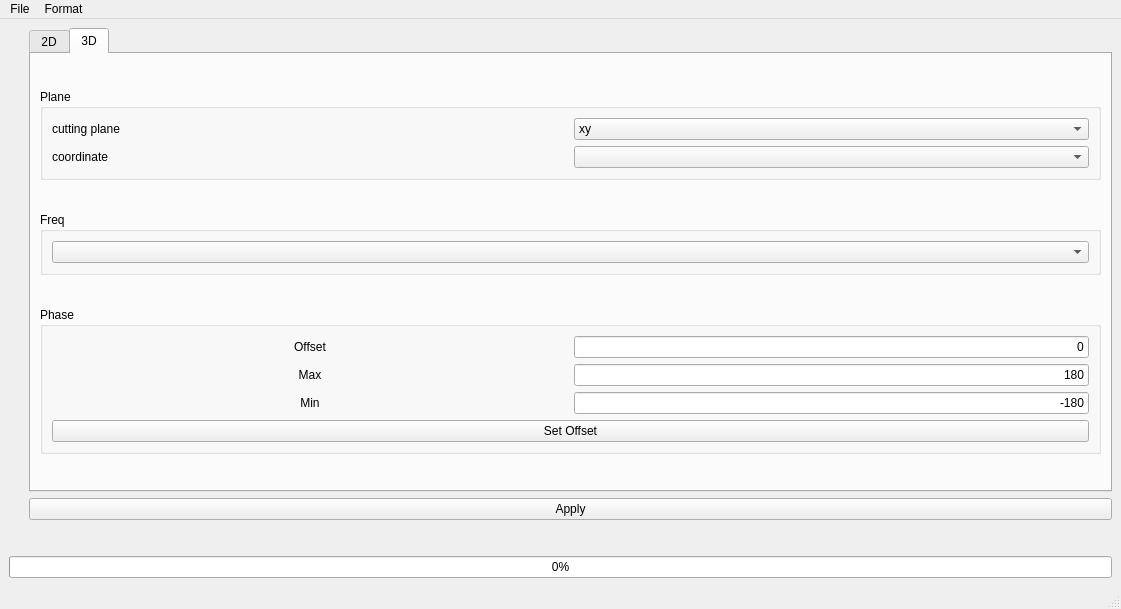
Qt form ui/main_window.ui (yn4k4nishi/aemwel_viewer) before a commit.
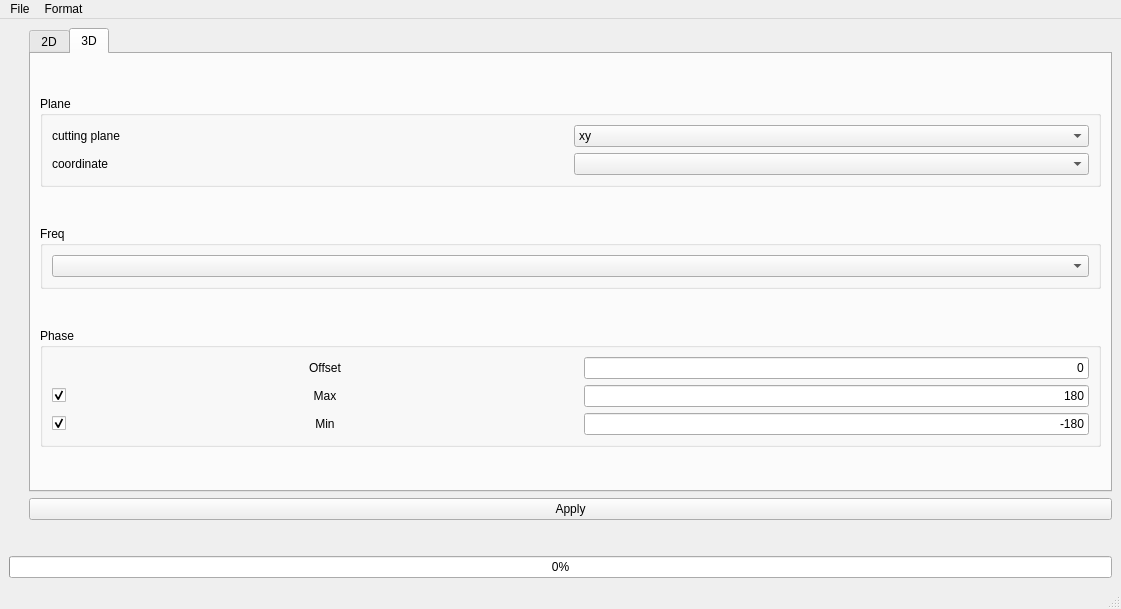
The same form after that commit.

Commit message: :sparkles: Feature : check box

```diff
--- a/ui/main_window.ui
+++ b/ui/main_window.ui
@@ -206,17 +206,17 @@
                  <property name="topMargin">
                   <number>0</number>
                  </property>
-                 <item row="1" column="0">
-                  <widget class="QLabel" name="label_4">
+                 <item row="0" column="1">
+                  <widget class="QLabel" name="label_3">
                    <property name="text">
-                    <string>Max</string>
+                    <string>Offset</string>
                    </property>
                    <property name="alignment">
                     <set>Qt::AlignCenter</set>
                    </property>
                   </widget>
                  </item>
-                 <item row="1" column="1">
+                 <item row="2" column="2">
                   <widget class="QLineEdit" name="lineEdit_phase_max">
                    <property name="sizePolicy">
                     <sizepolicy hsizetype="Minimum" vsizetype="Fixed">
@@ -232,7 +232,7 @@
                    </property>
                   </widget>
                  </item>
-                 <item row="2" column="0">
+                 <item row="3" column="1">
                   <widget class="QLabel" name="label_7">
                    <property name="text">
                     <string>Min</string>
@@ -242,7 +242,7 @@
                    </property>
                   </widget>
                  </item>
-                 <item row="2" column="1">
+                 <item row="3" column="2">
                   <widget class="QLineEdit" name="lineEdit_phase_min">
                    <property name="sizePolicy">
                     <sizepolicy hsizetype="Minimum" vsizetype="Fixed">
@@ -258,17 +258,7 @@
                    </property>
                   </widget>
                  </item>
-                 <item row="0" column="0">
-                  <widget class="QLabel" name="label_3">
-                   <property name="text">
-                    <string>Offset</string>
-                   </property>
-                   <property name="alignment">
-                    <set>Qt::AlignCenter</set>
-                   </property>
-                  </widget>
-                 </item>
-                 <item row="0" column="1">
+                 <item row="0" column="2">
                   <widget class="QLineEdit" name="lineEdit_phase_offset">
                    <property name="sizePolicy">
                     <sizepolicy hsizetype="Minimum" vsizetype="Fixed">
@@ -284,15 +274,53 @@
                    </property>
                   </widget>
                  </item>
+                 <item row="2" column="1">
+                  <widget class="QLabel" name="label_4">
+                   <property name="text">
+                    <string>Max</string>
+                   </property>
+                   <property name="alignment">
+                    <set>Qt::AlignCenter</set>
+                   </property>
+                  </widget>
+                 </item>
+                 <item row="2" column="0">
+                  <widget class="QCheckBox" name="checkBox_max">
+                   <property name="sizePolicy">
+                    <sizepolicy hsizetype="Maximum" vsizetype="Fixed">
+                     <horstretch>0</horstretch>
+                     <verstretch>0</verstretch>
+                    </sizepolicy>
+                   </property>
+                   <property name="autoFillBackground">
+                    <bool>false</bool>
+                   </property>
+                   <property name="text">
+                    <string/>
+                   </property>
+                   <property name="checked">
+                    <bool>true</bool>
+                   </property>
+                  </widget>
+                 </item>
+                 <item row="3" column="0">
+                  <widget class="QCheckBox" name="checkBox_min">
+                   <property name="sizePolicy">
+                    <sizepolicy hsizetype="Maximum" vsizetype="Fixed">
+                     <horstretch>0</horstretch>
+                     <verstretch>0</verstretch>
+                    </sizepolicy>
+                   </property>
+                   <property name="text">
+                    <string/>
+                   </property>
+                   <property name="checked">
+                    <bool>true</bool>
+                   </property>
+                  </widget>
+                 </item>
                 </layout>
                </item>
-               <item>
-                <widget class="QPushButton" name="pushButton_setOffset">
-                 <property name="text">
-                  <string>Set Offset</string>
-                 </property>
-                </widget>
-               </item>
               </layout>
              </widget>
             </item>
```
The commit also changes 2 other files.
